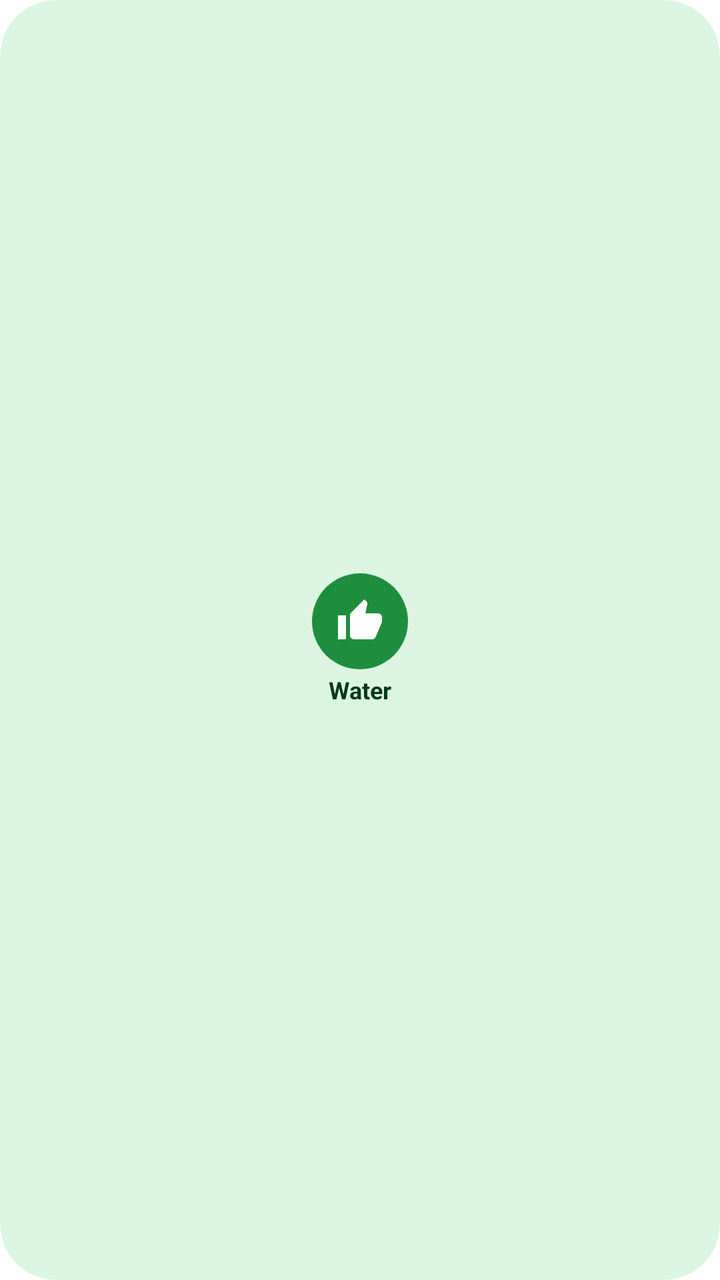
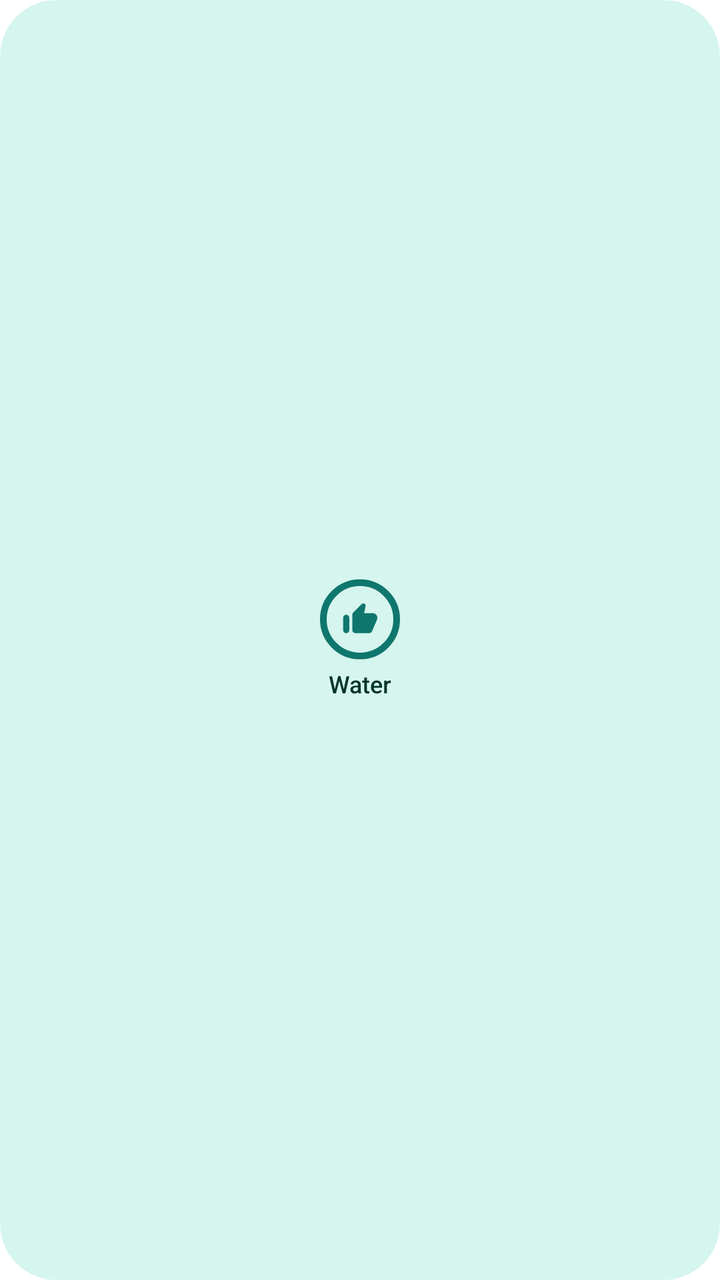

An Android layout rendered at two revisions. The XML below is the earlier revision; the diff shows what the commit changed to produce the second picture.
<!-- AndroidManifest.xml: fallback theme Theme.MaterialComponents.DayNight.NoActionBar -->
<!-- res/layout/reminder_widget_preview.xml -->
<?xml version="1.0" encoding="utf-8"?>
<LinearLayout xmlns:android="http://schemas.android.com/apk/res/android"
    android:layout_width="match_parent"
    android:layout_height="match_parent"
    android:background="@drawable/widget_background_clear"
    android:clipToOutline="true"
    android:gravity="center"
    android:orientation="vertical"
    android:padding="6dp">

    <ImageView
        android:layout_width="48dp"
        android:layout_height="48dp"
        android:contentDescription="@string/widget_all_clear"
        android:src="@drawable/widget_thumb_up" />

    <TextView
        android:layout_width="match_parent"
        android:layout_height="wrap_content"
        android:layout_marginTop="2dp"
        android:gravity="center"
        android:maxLines="2"
        android:text="@string/widget_preview_title"
        android:textColor="@color/widget_on_clear"
        android:textSize="12sp"
        android:textStyle="bold" />
</LinearLayout>
<!-- resources referenced by this layout -->
<resources>
  <color name="widget_on_clear">#FF00391A</color>
  <!-- drawable widget_background_clear (drawable) -->
  <?xml version="1.0" encoding="utf-8"?>
  <shape xmlns:android="http://schemas.android.com/apk/res/android" android:shape="rectangle">
      <corners android:radius="@dimen/widget_corner_radius" />
      <solid android:color="@color/widget_clear" />
  </shape>
  <!-- drawable widget_thumb_up (drawable) -->
  <?xml version="1.0" encoding="utf-8"?>
  <vector xmlns:android="http://schemas.android.com/apk/res/android"
      android:width="48dp"
      android:height="48dp"
      android:viewportWidth="48"
      android:viewportHeight="48">
      <path
          android:fillColor="@color/widget_positive"
          android:pathData="M24,0a24,24 0,1 1,0 48a24,24 0,1 1,0 -48z" />
      <group
          android:translateX="12"
          android:translateY="12">
          <path
              android:fillColor="#FFFFFFFF"
              android:pathData="M1,21h4V9H1v12zM23,10c0,-1.1 -0.9,-2 -2,-2h-6.31l0.95,-4.57 0.03,-0.32c0,-0.41 -0.17,-0.79 -0.44,-1.06L14.17,1 7.59,7.59C7.22,7.95 7,8.45 7,9v10c0,1.1 0.9,2 2,2h9c0.83,0 1.54,-0.5 1.84,-1.22l3.02,-7.05c0.09,-0.23 0.14,-0.47 0.14,-0.73v-2z" />
      </group>
  </vector>
  <string name="widget_all_clear">All clear</string>
  <string name="widget_preview_title">Water</string>
  <dimen name="widget_corner_radius">22dp</dimen>
  <color name="widget_clear">#FFDCF5E3</color>
  <color name="widget_positive">#FF1E8E3E</color>
</resources>

<!-- the commit's change to res/layout/reminder_widget_preview.xml (unified diff, before → after) -->
@@ -2,26 +2,26 @@
 <LinearLayout xmlns:android="http://schemas.android.com/apk/res/android"
     android:layout_width="match_parent"
     android:layout_height="match_parent"
-    android:background="@drawable/widget_background_clear"
+    android:background="@drawable/widget_background_firing"
     android:clipToOutline="true"
     android:gravity="center"
     android:orientation="vertical"
     android:padding="6dp">
 
     <ImageView
-        android:layout_width="48dp"
-        android:layout_height="48dp"
-        android:contentDescription="@string/widget_all_clear"
-        android:src="@drawable/widget_thumb_up" />
+        android:layout_width="40dp"
+        android:layout_height="40dp"
+        android:contentDescription="@string/widget_state_firing"
+        android:src="@drawable/widget_state_firing" />
 
     <TextView
         android:layout_width="match_parent"
         android:layout_height="wrap_content"
-        android:layout_marginTop="2dp"
+        android:layout_marginTop="4dp"
+        android:fontFamily="sans-serif-medium"
         android:gravity="center"
         android:maxLines="2"
         android:text="@string/widget_preview_title"
-        android:textColor="@color/widget_on_clear"
-        android:textSize="12sp"
-        android:textStyle="bold" />
+        android:textColor="@color/widget_on_firing"
+        android:textSize="12sp" />
 </LinearLayout>
<!-- resource entries referenced after the edit -->
@@ -1,34 +1,37 @@
 <!-- resources referenced by this layout -->
 <resources>
-  <color name="widget_on_clear">#FF00391A</color>
-  <!-- drawable widget_background_clear (drawable) -->
+  <color name="widget_on_firing">#FF04342C</color>
+  <!-- drawable widget_background_firing (drawable) -->
   <?xml version="1.0" encoding="utf-8"?>
   <shape xmlns:android="http://schemas.android.com/apk/res/android" android:shape="rectangle">
       <corners android:radius="@dimen/widget_corner_radius" />
-      <solid android:color="@color/widget_clear" />
+      <solid android:color="@color/widget_firing" />
   </shape>
-  <!-- drawable widget_thumb_up (drawable) -->
+  <!-- drawable widget_state_firing (drawable) -->
   <?xml version="1.0" encoding="utf-8"?>
   <vector xmlns:android="http://schemas.android.com/apk/res/android"
-      android:width="48dp"
-      android:height="48dp"
+      android:width="40dp"
+      android:height="40dp"
       android:viewportWidth="48"
       android:viewportHeight="48">
       <path
-          android:fillColor="@color/widget_positive"
-          android:pathData="M24,0a24,24 0,1 1,0 48a24,24 0,1 1,0 -48z" />
+          android:pathData="M2,24a22,22 0,1 0,44,0a22,22 0,1 0,-44,0"
+          android:strokeColor="@color/widget_due"
+          android:strokeWidth="4" />
       <group
-          android:translateX="12"
-          android:translateY="12">
+          android:scaleX="0.92"
+          android:scaleY="0.92"
+          android:translateX="12.96"
+          android:translateY="12.96">
           <path
-              android:fillColor="#FFFFFFFF"
-              android:pathData="M1,21h4V9H1v12zM23,10c0,-1.1 -0.9,-2 -2,-2h-6.31l0.95,-4.57 0.03,-0.32c0,-0.41 -0.17,-0.79 -0.44,-1.06L14.17,1 7.59,7.59C7.22,7.95 7,8.45 7,9v10c0,1.1 0.9,2 2,2h9c0.83,0 1.54,-0.5 1.84,-1.22l3.02,-7.05c0.09,-0.23 0.14,-0.47 0.14,-0.73v-2z" />
+              android:fillColor="@color/widget_due"
+              android:pathData="M13.12,2.06L7.58,7.6c-0.37,0.37 -0.58,0.88 -0.58,1.41V19c0,1.1 0.9,2 2,2h9c0.8,0 1.52,-0.48 1.84,-1.21l3.26,-7.61C23.94,10.2 22.49,8 20.34,8h-5.65l0.95,-4.58c0.1,-0.5 -0.05,-1.01 -0.41,-1.37c-0.59,-0.58 -1.53,-0.58 -2.11,0.01zM3,21c1.1,0 2,-0.9 2,-2v-8c0,-1.1 -0.9,-2 -2,-2s-2,0.9 -2,2v8c0,1.1 0.9,2 2,2z" />
       </group>
   </vector>
-  <string name="widget_all_clear">All clear</string>
   <string name="widget_preview_title">Water</string>
+  <string name="widget_state_firing">Due. Mark it done</string>
   <dimen name="widget_corner_radius">22dp</dimen>
-  <color name="widget_clear">#FFDCF5E3</color>
-  <color name="widget_positive">#FF1E8E3E</color>
+  <color name="widget_firing">#FFD5F5EE</color>
+  <color name="widget_due">#FF0F766E</color>
 </resources>
 
